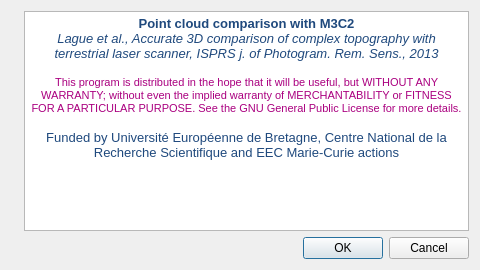
Before: the Qt Designer form plugins/core/Standard/qLibpointmatcher/ui/disclaimerDlg.ui in dagata-mining/CloudCompare, drawn with Qt 5.
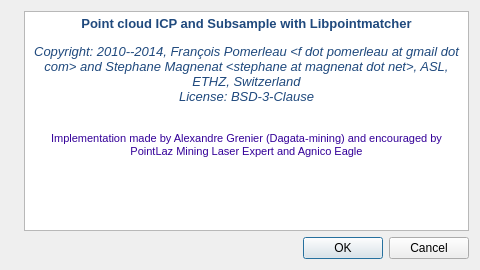
After: the same form once the commit is applied. Icons and pictures are not drawn.

Patch:
```diff
--- a/plugins/core/Standard/qLibpointmatcher/ui/disclaimerDlg.ui
+++ b/plugins/core/Standard/qLibpointmatcher/ui/disclaimerDlg.ui
@@ -49,12 +49,13 @@
 &lt;html&gt;&lt;head&gt;&lt;meta name=&quot;qrichtext&quot; content=&quot;1&quot; /&gt;&lt;style type=&quot;text/css&quot;&gt;
 p, li { white-space: pre-wrap; }
 &lt;/style&gt;&lt;/head&gt;&lt;body style=&quot; font-family:'MS Shell Dlg 2'; font-size:8.25pt; font-weight:400; font-style:normal;&quot;&gt;
-&lt;p align=&quot;center&quot; style=&quot; margin-top:0px; margin-bottom:0px; margin-left:0px; margin-right:0px; -qt-block-indent:0; text-indent:0px; background-color:#ffffff;&quot;&gt;&lt;span style=&quot; font-family:'Calibri,sans-serif'; font-size:10pt; font-weight:600; color:#1f497d;&quot;&gt;Point cloud comparison with M3C2&lt;/span&gt;&lt;/p&gt;
-&lt;p align=&quot;center&quot; style=&quot; margin-top:0px; margin-bottom:0px; margin-left:0px; margin-right:0px; -qt-block-indent:0; text-indent:0px; background-color:#ffffff;&quot;&gt;&lt;span style=&quot; font-family:'Calibri,sans-serif'; font-size:10pt; font-style:italic; color:#1f497d;&quot;&gt;Lague et al., Accurate 3D comparison of complex topography with terrestrial laser scanner, ISPRS j. of Photogram. Rem. Sens., 2013&lt;/span&gt;&lt;/p&gt;
-&lt;p align=&quot;center&quot; style=&quot;-qt-paragraph-type:empty; margin-top:0px; margin-bottom:0px; margin-left:0px; margin-right:0px; -qt-block-indent:0; text-indent:0px; font-family:'Calibri,sans-serif'; font-size:10pt; font-style:italic; color:#1f497d; background-color:#ffffff;&quot;&gt;&lt;br /&gt;&lt;/p&gt;
-&lt;p align=&quot;center&quot; style=&quot; margin-top:0px; margin-bottom:0px; margin-left:0px; margin-right:0px; -qt-block-indent:0; text-indent:0px; background-color:#ffffff;&quot;&gt;&lt;span style=&quot; font-family:'MS Shell Dlg 2,serif'; font-size:8pt; color:#aa007f; background-color:#ffffff;&quot;&gt;This program is distributed in the hope that it will be useful, but WITHOUT ANY WARRANTY; without even the implied warranty of MERCHANTABILITY or FITNESS FOR A PARTICULAR PURPOSE. See the GNU General Public License for more details.&lt;/span&gt;&lt;/p&gt;
+&lt;p align=&quot;center&quot; style=&quot; margin-top:0px; margin-bottom:0px; margin-left:0px; margin-right:0px; -qt-block-indent:0; text-indent:0px; background-color:#ffffff;&quot;&gt;&lt;span style=&quot; font-family:'Calibri,sans-serif'; font-size:10pt; font-weight:600; color:#1f497d;&quot;&gt;Point cloud ICP and Subsample with Libpointmatcher&lt;/span&gt;&lt;/p&gt;
+&lt;p style=&quot;-qt-paragraph-type:empty; margin-top:0px; margin-bottom:0px; margin-left:0px; margin-right:0px; -qt-block-indent:0; text-indent:0px;&quot;&gt;&lt;br /&gt;&lt;/p&gt;
+&lt;p align=&quot;center&quot; style=&quot; margin-top:0px; margin-bottom:0px; margin-left:0px; margin-right:0px; -qt-block-indent:0; text-indent:0px; background-color:#ffffff;&quot;&gt;&lt;span style=&quot; font-family:'Calibri,sans-serif'; font-size:10pt; font-style:italic; color:#1f497d; background-color:#ffffff;&quot;&gt;Copyright: 2010--2014, François Pomerleau &amp;lt;f dot pomerleau at gmail dot com&amp;gt; and Stephane Magnenat &amp;lt;stephane at magnenat dot net&amp;gt;, ASL, ETHZ, Switzerland&lt;/span&gt;&lt;/p&gt;
+&lt;p align=&quot;center&quot; style=&quot; margin-top:0px; margin-bottom:0px; margin-left:0px; margin-right:0px; -qt-block-indent:0; text-indent:0px;&quot;&gt;&lt;span style=&quot; font-family:'Calibri,sans-serif'; font-size:10pt; font-style:italic; color:#1f497d; background-color:#ffffff;&quot;&gt;License: BSD-3-Clause&lt;/span&gt;&lt;/p&gt;
+&lt;p align=&quot;center&quot; style=&quot;-qt-paragraph-type:empty; margin-top:0px; margin-bottom:0px; margin-left:0px; margin-right:0px; -qt-block-indent:0; text-indent:0px; background-color:#ffffff;&quot;&gt;&lt;br /&gt;&lt;/p&gt;
 &lt;p align=&quot;center&quot; style=&quot;-qt-paragraph-type:empty; margin-top:0px; margin-bottom:0px; margin-left:0px; margin-right:0px; -qt-block-indent:0; text-indent:0px; font-family:'arial,sans-serif'; font-size:10pt; font-style:italic; color:#222222; background-color:#ffffff;&quot;&gt;&lt;br /&gt;&lt;/p&gt;
-&lt;p align=&quot;center&quot; style=&quot; margin-top:0px; margin-bottom:0px; margin-left:0px; margin-right:0px; -qt-block-indent:0; text-indent:0px; background-color:#ffffff;&quot;&gt;&lt;span style=&quot; font-family:'Calibri,sans-serif'; font-size:10pt; color:#1f497d; background-color:#ffffff;&quot;&gt;Funded by Université Européenne de Bretagne, Centre National de la Recherche Scientifique and EEC Marie-Curie actions&lt;/span&gt;&lt;/p&gt;&lt;/body&gt;&lt;/html&gt;</string>
+&lt;p align=&quot;center&quot; style=&quot; margin-top:0px; margin-bottom:0px; margin-left:0px; margin-right:0px; -qt-block-indent:0; text-indent:0px; background-color:#ffffff;&quot;&gt;&lt;span style=&quot; color:#330098; background-color:#ffffff;&quot;&gt;Implementation made by Alexandre Grenier (Dagata-mining) and encouraged by PointLaz Mining Laser Expert and Agnico Eagle&lt;/span&gt;&lt;/p&gt;&lt;/body&gt;&lt;/html&gt;</string>
        </property>
       </widget>
      </item>
```
Left out of the diff: 6 changed lines with no effect on the pictures.
